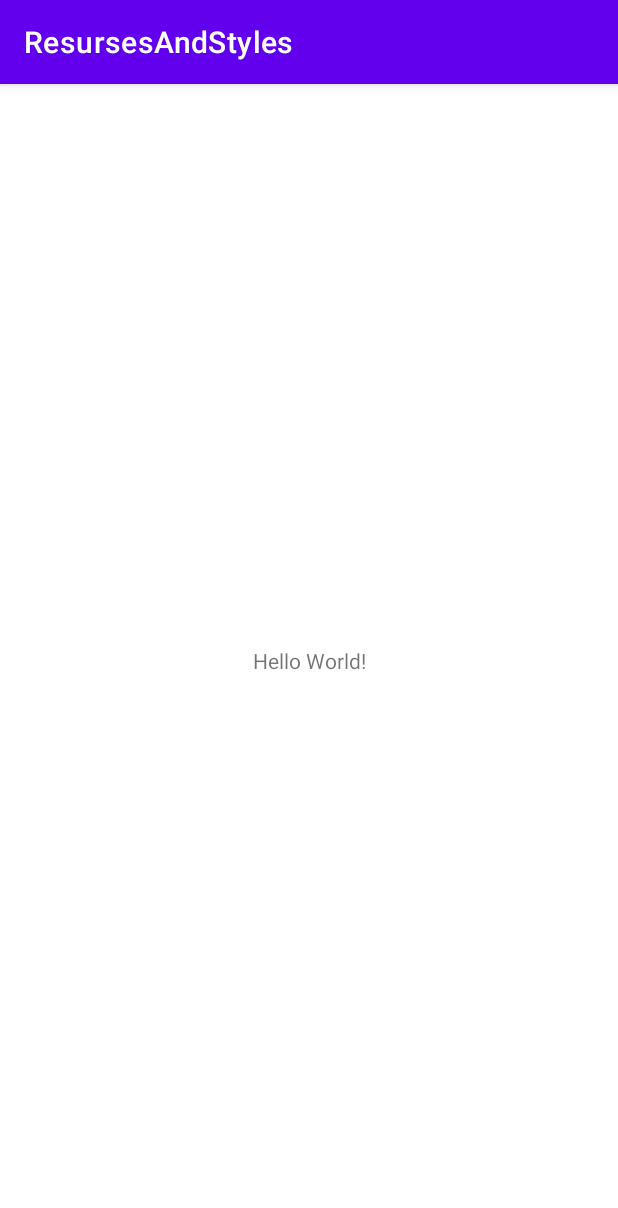
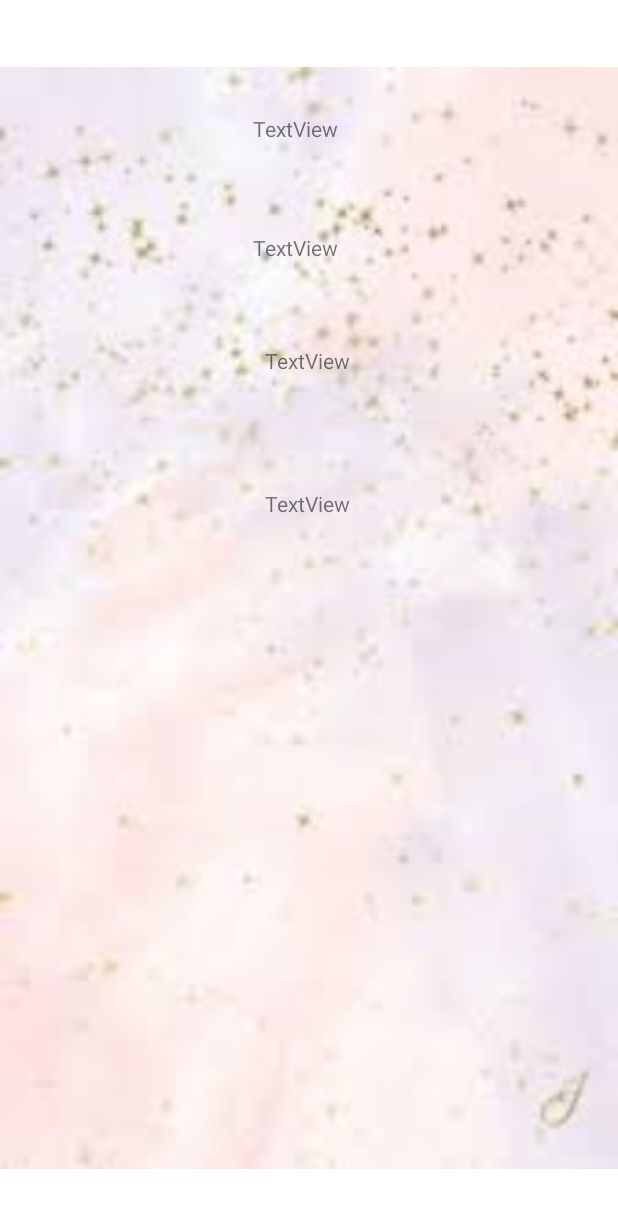
Before and after one commit to ArtemZonov/ResursesAndStyles, an Android app: the screen it shows after launch (MainActivity), on a phone screen of 412 x 824 dp. Shown: the top 1208 px of the screen. Run offline under Robolectric (Android 15) with nearby library versions, the phone set to English and light mode, and no system bars.

Commit message:
added and init textViews

```diff
--- a/app/src/main/res/layout/activity_main.xml
+++ b/app/src/main/res/layout/activity_main.xml
@@ -6,13 +6,60 @@
     android:layout_height="match_parent"
     tools:context=".MainActivity">
 
+    <ImageView
+        android:id="@+id/imageView"
+        android:layout_width="0dp"
+        android:layout_height="0dp"
+        app:layout_constraintBottom_toBottomOf="parent"
+        app:layout_constraintEnd_toEndOf="parent"
+        app:layout_constraintHorizontal_bias="1.0"
+        app:layout_constraintStart_toStartOf="parent"
+        app:layout_constraintTop_toTopOf="parent"
+        app:layout_constraintVertical_bias="1.0"
+        app:srcCompat="@drawable/background1" />
+
     <TextView
+        android:id="@+id/tvNewGame"
         android:layout_width="wrap_content"
         android:layout_height="wrap_content"
-        android:text="Hello World!"
-        app:layout_constraintBottom_toBottomOf="parent"
-        app:layout_constraintLeft_toLeftOf="parent"
-        app:layout_constraintRight_toRightOf="parent"
+        android:layout_marginTop="76dp"
+        android:text="TextView"
+        app:layout_constraintEnd_toEndOf="parent"
+        app:layout_constraintHorizontal_bias="0.475"
+        app:layout_constraintStart_toStartOf="parent"
         app:layout_constraintTop_toTopOf="parent" />
 
+    <TextView
+        android:id="@+id/tvContinue"
+        android:layout_width="wrap_content"
+        android:layout_height="wrap_content"
+        android:layout_marginTop="60dp"
+        android:text="TextView"
+        app:layout_constraintEnd_toEndOf="parent"
+        app:layout_constraintHorizontal_bias="0.475"
+        app:layout_constraintStart_toStartOf="parent"
+        app:layout_constraintTop_toBottomOf="@+id/tvNewGame" />
+
+    <TextView
+        android:id="@+id/tvOptions"
+        android:layout_width="wrap_content"
+        android:layout_height="wrap_content"
+        android:layout_marginTop="56dp"
+        android:text="TextView"
+        app:layout_constraintEnd_toEndOf="parent"
+        app:layout_constraintHorizontal_bias="0.498"
+        app:layout_constraintStart_toStartOf="parent"
+        app:layout_constraintTop_toBottomOf="@+id/tvContinue" />
+
+    <TextView
+        android:id="@+id/tvAbout"
+        android:layout_width="wrap_content"
+        android:layout_height="wrap_content"
+        android:layout_marginTop="76dp"
+        android:text="TextView"
+        app:layout_constraintEnd_toEndOf="parent"
+        app:layout_constraintHorizontal_bias="0.498"
+        app:layout_constraintStart_toStartOf="parent"
+        app:layout_constraintTop_toBottomOf="@+id/tvOptions" />
+
 </androidx.constraintlayout.widget.ConstraintLayout>
--- a/app/src/main/res/values/themes.xml
+++ b/app/src/main/res/values/themes.xml
@@ -1,9 +1,9 @@
 <resources xmlns:tools="http://schemas.android.com/tools">
     <!-- Base application theme. -->
-    <style name="Theme.ResursesAndStyles" parent="Theme.MaterialComponents.DayNight.DarkActionBar">
+    <style name="Theme.ResursesAndStyles" parent="Theme.MaterialComponents.DayNight.NoActionBar">
         <!-- Primary brand color. -->
         <item name="colorPrimary">@color/purple_500</item>
-        <item name="colorPrimaryVariant">@color/purple_700</item>
+        <item name="colorPrimaryVariant">@android:color/tertiary_text_light</item>
         <item name="colorOnPrimary">@color/white</item>
         <!-- Secondary brand color. -->
         <item name="colorSecondary">@color/teal_200</item>
```
Also changed, not shown: app/src/main/res/drawable/background1.png (added).
